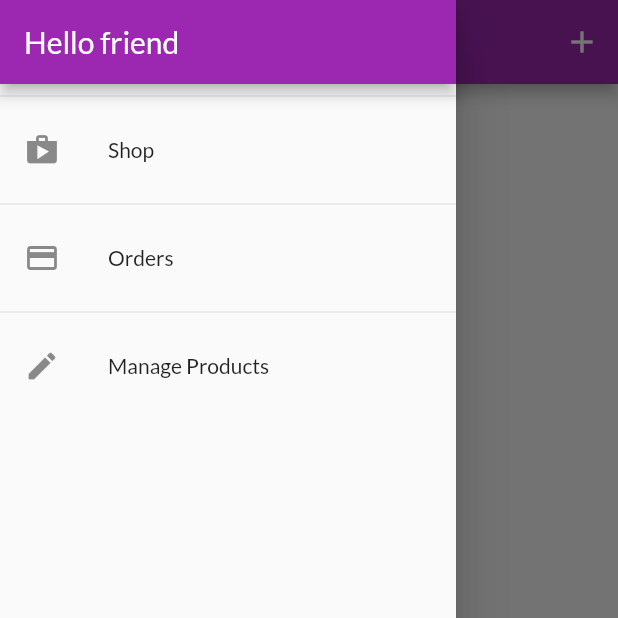
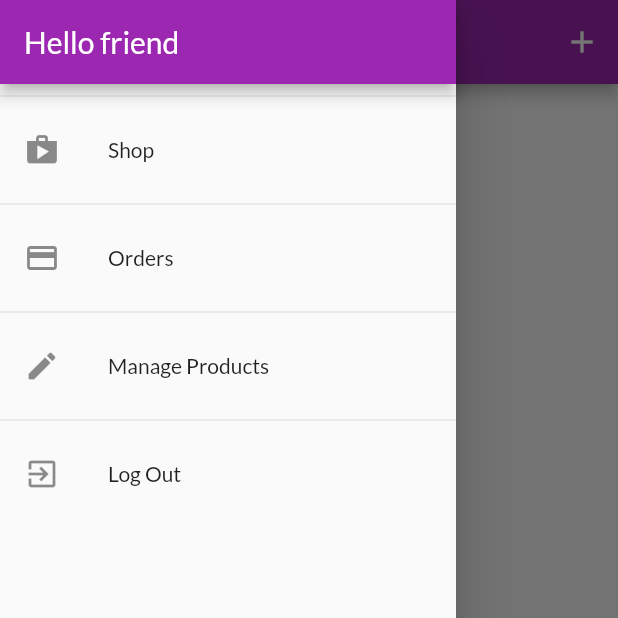
Before and after one commit to akshitachi/shop_app, a Flutter app: the UserProductsScreen screen opened by its route, with the side drawer open, on a phone screen of 412 x 824 dp, the top half of it. Run offline on Flutter 3.47's test engine with Material 2 defaults, Android fonts, the phone set to English and light mode, and no system bars; our stand-ins replace shared_preferences; accounts and stored records are empty; network calls fail.

```diff
--- a/lib/providers/order.dart
+++ b/lib/providers/order.dart
@@ -22,15 +22,17 @@ class OrderItem {
 class Orders with ChangeNotifier {
   List<OrderItem> _orders = [];
   final String authToken;
+  final String userId;
 
-  Orders(this.authToken, this._orders);
+  Orders(this.authToken, this.userId, this._orders);
 
   List<OrderItem> get orders {
     return [..._orders];
   }
 
   Future<void> fetchAndSetOrders() async {
-    final url = Uri.parse( 'https://shop-app-8224c-default-rtdb.firebaseio.com/orders.json?auth=$authToken');
+    final url = Uri.parse(
+        'https://shop-app-8224c-default-rtdb.firebaseio.com/orders/$userId.json?auth=$authToken');
     final response = await http.get(url);
     final List<OrderItem> loadedOrders = [];
     final extractedData = json.decode(response.body) as Map<String, dynamic>;
@@ -46,11 +48,11 @@ class Orders with ChangeNotifier {
           products: (orderData['products'] as List<dynamic>)
               .map(
                 (item) => CartItem(
-                      id: item['id'],
-                      price: item['price'],
-                      quantity: item['quantity'],
-                      title: item['title'],
-                    ),
+                  id: item['id'],
+                  price: item['price'],
+                  quantity: item['quantity'],
+                  title: item['title'],
+                ),
               )
               .toList(),
         ),
@@ -61,7 +63,8 @@ class Orders with ChangeNotifier {
   }
 
   Future<void> addOrder(List<CartItem> cartProducts, double total) async {
-    final url = Uri.parse( 'https://shop-app-8224c-default-rtdb.firebaseio.com/orders.json?auth=$authToken');
+    final url = Uri.parse(
+        'https://shop-app-8224c-default-rtdb.firebaseio.com/orders/$userId.json?auth=$authToken');
     final timestamp = DateTime.now();
     final response = await http.post(
       url,
--- a/lib/providers/product.dart
+++ b/lib/providers/product.dart
@@ -8,6 +8,7 @@ class Product with ChangeNotifier {
   final String description;
   final double price;
   final String imageUrl;
+
   bool isFavorite;
 
   Product({
@@ -16,7 +17,9 @@ class Product with ChangeNotifier {
     @required this.description,
     @required this.price,
     @required this.imageUrl,
+
     this.isFavorite = false,
+
   });
   Future<void> toggleisFavoriteStatus(String token, String userId) async {
     final oldStatus = isFavorite;
@@ -25,7 +28,7 @@ class Product with ChangeNotifier {
     final url = Uri.parse(
         'https://shop-app-8224c-default-rtdb.firebaseio.com/userFavorites/$userId/$id.json?auth=$token');
     try {
-    final response=  await http.put(
+      final response = await http.put(
         url,
         body: json.encode(
           isFavorite,
--- a/lib/providers/products.dart
+++ b/lib/providers/products.dart
@@ -70,9 +70,10 @@ class Products with ChangeNotifier {
   //   notifyListeners();
   // }
 
-  Future<void> fetchAndSetProducts() async {
+  Future<void> fetchAndSetProducts([bool filterByUser = false ]) async {
+    final filterString = filterByUser?'orderBy="creatorId"&equalTo="$userId"':'';
     var url = Uri.parse(
-        'https://shop-app-8224c-default-rtdb.firebaseio.com/products.json?auth=$authToken');
+        'https://shop-app-8224c-default-rtdb.firebaseio.com/products.json?auth=$authToken&$filterString');
     try {
       final response = await http.get(url);
       final extractedData = json.decode(response.body) as Map<String, dynamic>;
--- a/lib/screens/user_products_screen.dart
+++ b/lib/screens/user_products_screen.dart
@@ -10,12 +10,13 @@ class UserProductsScreen extends StatelessWidget {
   static const routeName = '/user-products';
 
   Future<void> _refreshProducts(BuildContext context) async {
-    await Provider.of<Products>(context).fetchAndSetProducts();
+    await Provider.of<Products>(context, listen: false)
+        .fetchAndSetProducts(true);
   }
 
   @override
   Widget build(BuildContext context) {
-    final productsData = Provider.of<Products>(context);
+    //final productsData = Provider.of<Products>(context);
     return Scaffold(
       appBar: AppBar(
         title: const Text('Your Products'),
@@ -29,9 +30,17 @@ class UserProductsScreen extends StatelessWidget {
         ],
       ),
       drawer: AppDrawer(),
-      body: RefreshIndicator(
+      body: FutureBuilder(
+        future: _refreshProducts(context),
+        builder: (ctx, snapshot) =>
+            snapshot.connectionState == ConnectionState.waiting
+                ? Center(
+                    child: CircularProgressIndicator(),
+                  )
+                : RefreshIndicator(
                     onRefresh: () => _refreshProducts(context),
-        child: Padding(
+                    child: Consumer<Products>(
+                      builder: (ctx, productsData, _) => Padding(
                         padding: EdgeInsets.all(8),
                         child: ListView.builder(
                           itemCount: productsData.items.length,
@@ -48,6 +57,8 @@ class UserProductsScreen extends StatelessWidget {
                         ),
                       ),
                     ),
+                  ),
+      ),
     );
   }
 }
--- a/lib/widgets/apps_drawer.dart
+++ b/lib/widgets/apps_drawer.dart
@@ -1,6 +1,8 @@
 import 'package:flutter/material.dart';
 import '../screens/user_products_screen.dart';
 import '../screens/order_screen.dart';
+import '../providers/auth.dart';
+import 'package:provider/provider.dart';
 
 class AppDrawer extends StatelessWidget {
   @override
@@ -38,6 +40,17 @@ class AppDrawer extends StatelessWidget {
                   .pushReplacementNamed(UserProductsScreen.routeName);
             },
           ),
+          Divider(),
+          ListTile(
+            leading: Icon(Icons.exit_to_app),
+            title: Text('Log Out'),
+            onTap: () {
+              Navigator.of(context).pop();
+
+              Navigator.of(context).pushReplacementNamed('/');
+              Provider.of<Auth>(context, listen: false).logOut();
+            },
+          ),
         ],
       ),
     );
--- a/pubspec.yaml
+++ b/pubspec.yaml
@@ -35,6 +35,7 @@ dev_dependencies:
   provider: ^5.0.0
   intl: ^0.17.0
   http: ^0.13.1
+  shared_preferences: ^2.0.5
 # For information on the generic Dart part of this file, see the
 # following page: https://dart.dev/tools/pub/pubspec
 
```
Also changed, not shown: lib/main.dart (+17 -3 lines), lib/providers/auth.dart (+52 -1 lines), lib/screens/splash_screen.dart (added, +12 -0 lines), pubspec.lock. Lines whose indentation alone changed are shown as unchanged.
